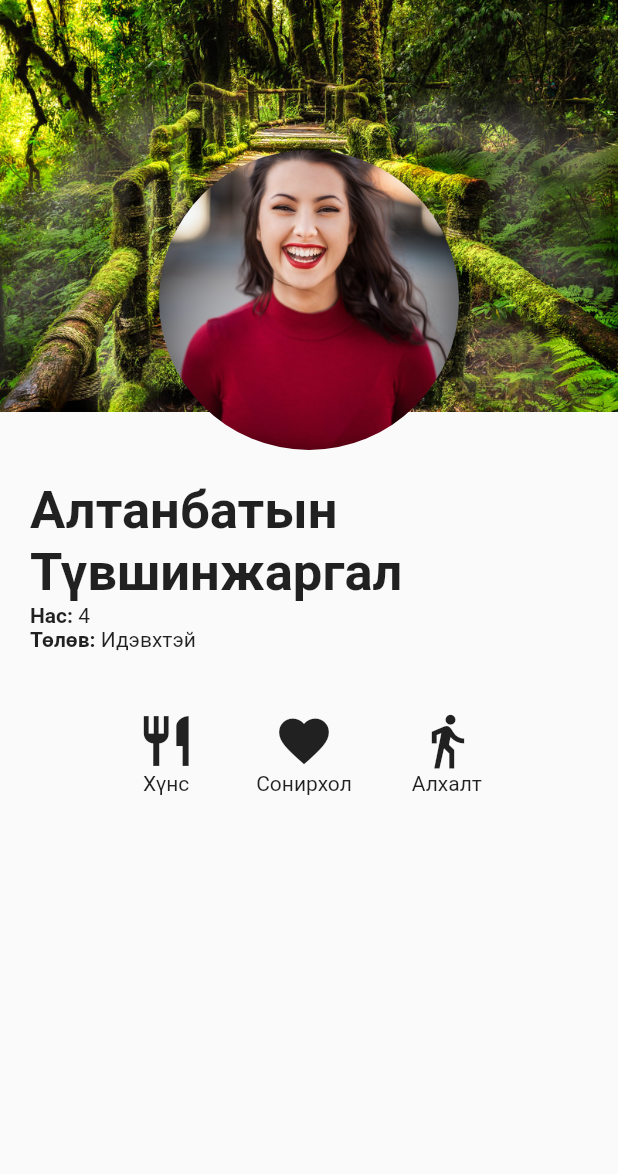
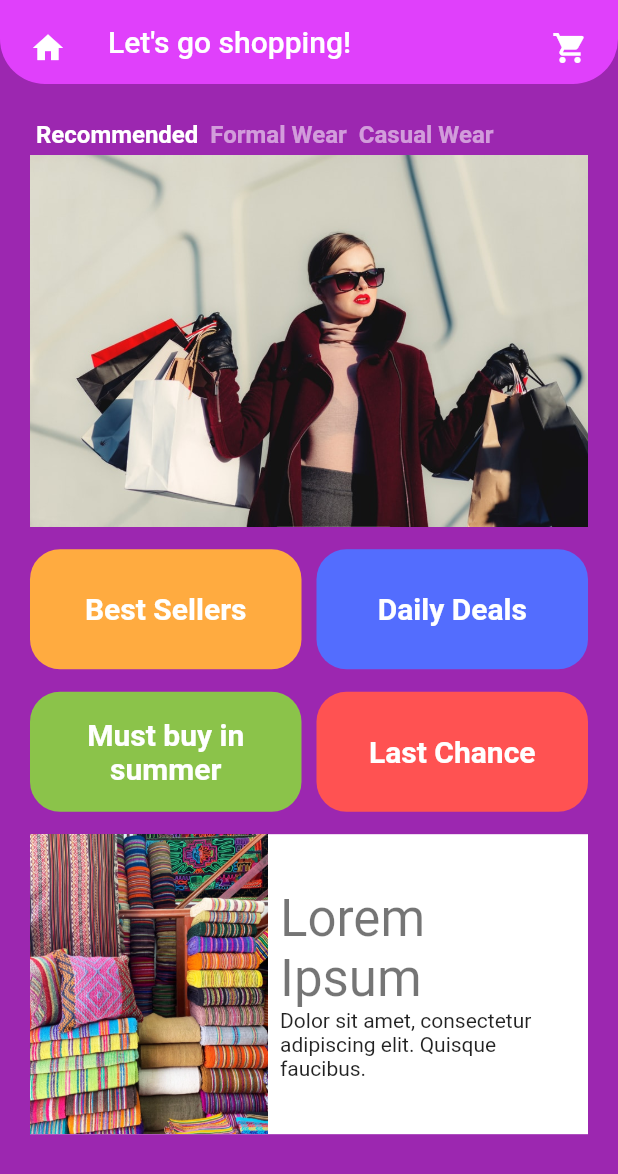
Before and after one commit to atuvshinjargal/Mobile_course, a Flutter app: the screen it shows after launch, on a phone screen of 412 x 824 dp. Shown: the top 1174 px of the screen. Run offline on Flutter 3.47's test engine with Material 2 defaults, Android fonts, the phone set to English and light mode, and no system bars; our stand-ins replace google_fonts.

```diff
--- /dev/null
+++ b/lib/e_commerce_screen.dart
@@ -0,0 +1,191 @@
+import 'package:flutter/material.dart';
+
+class ECommerceScreen extends StatelessWidget {
+  @override
+  Widget build(BuildContext context) {
+    return Scaffold(
+      backgroundColor: Colors.purple,
+      appBar: AppBar(
+        backgroundColor: Colors.purpleAccent,
+        shape: RoundedRectangleBorder(
+            borderRadius: BorderRadius.vertical(bottom: Radius.circular(30))),
+        leading: Padding(
+          padding: const EdgeInsets.all(20.0),
+          child: Icon(Icons.home),
+        ),
+        title: Text('Let\'s go shopping!'),
+        elevation: 0,
+        actions: <Widget>[
+          Padding(
+            padding: const EdgeInsets.all(20.0),
+            child: Icon(Icons.shopping_cart),
+          )
+        ],
+      ),
+      body: Padding(
+        padding: const EdgeInsets.all(20.0),
+        child: Column(
+          children: <Widget>[
+            Row(
+              children: <Widget>[
+                Padding(
+                  padding: const EdgeInsets.all(4.0),
+                  child: Text(
+                    'Recommended',
+                    style: TextStyle(
+                      color: Colors.white,
+                      fontSize: 16,
+                      fontWeight: FontWeight.bold,
+                    ),
+                  ),
+                ),
+                Padding(
+                  padding: const EdgeInsets.all(4.0),
+                  child: Text(
+                    'Formal Wear',
+                    style: TextStyle(
+                      color: Colors.white54,
+                      fontSize: 16,
+                      fontWeight: FontWeight.bold,
+                    ),
+                  ),
+                ),
+                Padding(
+                  padding: const EdgeInsets.all(4.0),
+                  child: Text(
+                    'Casual Wear',
+                    style: TextStyle(
+                      color: Colors.white54,
+                      fontSize: 16,
+                      fontWeight: FontWeight.bold,
+                    ),
+                  ),
+                ),
+              ],
+            ),
+            Image.asset('assets/woman_shopping.jpeg'),
+            Column(
+              children: [
+                SizedBox(height: 15),
+                Row(
+                  children: <Widget>[
+                    Expanded(
+                      child: Container(
+                        height: 80,
+                        decoration: BoxDecoration(
+                            color: Colors.orangeAccent,
+                            borderRadius: BorderRadius.circular(20)),
+                        child: Center(
+                            child: Text(
+                          'Best Sellers',
+                          style: TextStyle(
+                            color: Colors.white,
+                            fontSize: 20.0,
+                            fontWeight: FontWeight.bold,
+                          ),
+                        )),
+                      ),
+                    ),
+                    SizedBox(width: 10),
+                    Expanded(
+                      child: Container(
+                        height: 80,
+                        decoration: BoxDecoration(
+                            color: Colors.indigoAccent,
+                            borderRadius: BorderRadius.circular(20)),
+                        child: Center(
+                            child: Text(
+                          'Daily Deals',
+                          style: TextStyle(
+                            color: Colors.white,
+                            fontSize: 20.0,
+                            fontWeight: FontWeight.bold,
+                          ),
+                        )),
+                      ),
+                    )
+                  ],
+                ),
+                SizedBox(height: 15),
+                Row(
+                  children: <Widget>[
+                    Expanded(
+                      child: Container(
+                        height: 80,
+                        decoration: BoxDecoration(
+                            color: Colors.lightGreen,
+                            borderRadius: BorderRadius.circular(20)),
+                        child: Padding(
+                          padding: const EdgeInsets.all(10.0),
+                          child: Center(
+                            child: Text(
+                              'Must buy in summer',
+                              textAlign: TextAlign.center,
+                              style: TextStyle(
+                                color: Colors.white,
+                                fontSize: 20.0,
+                                fontWeight: FontWeight.bold,
+                              ),
+                            ),
+                          ),
+                        ),
+                      ),
+                    ),
+                    SizedBox(width: 10),
+                    Expanded(
+                      child: Container(
+                        height: 80,
+                        decoration: BoxDecoration(
+                            color: Colors.redAccent,
+                            borderRadius: BorderRadius.circular(20)),
+                        child: Center(
+                            child: Text(
+                          'Last Chance',
+                          style: TextStyle(
+                            color: Colors.white,
+                            fontSize: 20.0,
+                            fontWeight: FontWeight.bold,
+                          ),
+                        )),
+                      ),
+                    )
+                  ],
+                ),
+              ],
+            ),
+            SizedBox(height: 15),
+            Container(
+              height: 200,
+              color: Colors.white,
+              child: Row(
+                children: <Widget>[
+                  Image.asset(
+                    'assets/textiles.webp',
+                    fit: BoxFit.fitHeight,
+                  ),
+                  Expanded(
+                    child: Padding(
+                      padding: const EdgeInsets.all(8.0),
+                      child: Column(
+                        mainAxisAlignment: MainAxisAlignment.center,
+                        crossAxisAlignment: CrossAxisAlignment.start,
+                        children: <Widget>[
+                          Text(
+                            'Lorem Ipsum',
+                            style: Theme.of(context).textTheme.headline4,
+                          ),
+                          Text(
+                              'Dolor sit amet, consectetur adipiscing elit. Quisque faucibus.')
+                        ],
+                      ),
+                    ),
+                  )
+                ],
+              ),
+            ),
+          ],
+        ),
+      ),
+    );
+  }
+}
--- a/lib/main.dart
+++ b/lib/main.dart
@@ -1,4 +1,6 @@
 import 'package:flutter/material.dart';
+import 'package:myapp/deep_tree.dart';
+import 'package:myapp/e_commerce_screen.dart';
 import 'package:myapp/flex_screen.dart';
 import 'package:myapp/profile_screen.dart';
 //import 'basic_screen.dart';
@@ -13,8 +15,8 @@ class MyApp extends StatelessWidget {
 
   @override
   Widget build(BuildContext context) {
-    return const MaterialApp(
-      home: ProfileScreen(),
+    return MaterialApp(
+      home: ECommerceScreen(),
     );
   }
 }
--- a/lib/profile_screen.dart
+++ b/lib/profile_screen.dart
@@ -2,6 +2,7 @@ import 'package:flutter/src/foundation/key.dart';
 import 'package:flutter/src/widgets/framework.dart';
 
 import 'package:flutter/material.dart';
+import 'package:myapp/star_rating.dart';
 
 class ProfileScreen extends StatelessWidget {
   const ProfileScreen({Key? key}) : super(key: key);
@@ -53,6 +54,7 @@ class ProfileScreen extends StatelessWidget {
               fontWeight: FontWeight.w600,
             ),
           ),
+          const StarRating(value: 3),
           _buildDetailsRow('Нас', '4'),
           _buildDetailsRow('Төлөв', 'Идэвхтэй'),
         ],
```
Also changed, not shown: lib/deep_tree.dart (added, +38 -0 lines), lib/star.dart (added, +54 -0 lines), lib/star_rating.dart (added, +32 -0 lines), assets/textiles.webp (added), assets/woman_shopping.jpeg (added).
